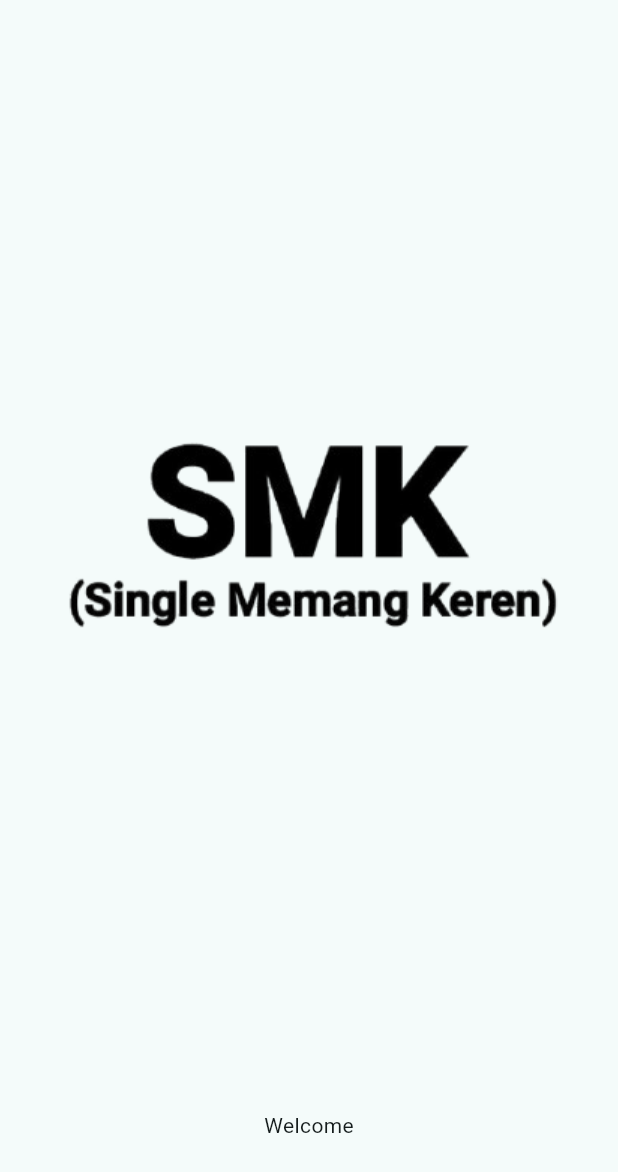
After one commit to HanaDulSet-123/PPKD_B3, a Flutter app: the SplashScreen screen opened directly, on a phone screen of 412 x 824 dp. The commit adds this screen. Shown: the top 1172 px of the screen. Run offline on Flutter 3.47's test engine with Material 3 defaults, Android fonts, the phone set to English and light mode, and no system bars; our stand-ins replace shared_preferences, sqflite; accounts and stored records are empty.

Commit message:
tugas_11

```diff
--- a/lib/tugas_10/home_b.dart
+++ b/lib/tugas_10/home_b.dart
@@ -16,6 +16,7 @@ class Tugas10HomeB extends StatelessWidget {
   @override
   Widget build(BuildContext context) {
     return Scaffold(
+      appBar: AppBar(title: Text('Konfirmasi')),
       body: Column(
         mainAxisAlignment: MainAxisAlignment.center,
         children: [
--- /dev/null
+++ b/lib/tugas_11/preference/shared_preference.dart
@@ -0,0 +1,21 @@
+import 'package:shared_preferences/shared_preferences.dart';
+
+class Preference {
+  static const String loginKey = "Login";
+  static void saveLogin() async {
+    final prefs = await SharedPreferences.getInstance();
+    await prefs.setBool(loginKey, true);
+  }
+
+  static getLogin() async {
+    print(loginKey);
+    final prefs = await SharedPreferences.getInstance();
+    prefs.getBool(loginKey);
+    return prefs.getBool(loginKey);
+  }
+
+  static void removeLogin() async {
+    final prefs = await SharedPreferences.getInstance();
+    await prefs.remove(loginKey);
+  }
+}
--- /dev/null
+++ b/lib/tugas_11/utils/app_Image.dart
@@ -0,0 +1,4 @@
+class AppImage {
+  static const String chikkensteak = "assets/images/steakayam.jpg";
+  static const String logoRestoran = "assets/images/Logo Perusahaan.png";
+}
--- /dev/null
+++ b/lib/tugas_11/views/splash_screen.dart
@@ -0,0 +1,50 @@
+import 'package:flutter/material.dart';
+import 'package:ppkd_b_3/extention/extention.dart';
+import 'package:ppkd_b_3/tugas_10/home_a.dart';
+import 'package:ppkd_b_3/tugas_11/preference/shared_preference.dart';
+import 'package:ppkd_b_3/tugas_11/utils/app_Image.dart';
+
+class SplashScreen extends StatefulWidget {
+  const SplashScreen({super.key});
+  static const id = "/splash_screen";
+
+  @override
+  State<SplashScreen> createState() => _SplashScreenState();
+}
+
+class _SplashScreenState extends State<SplashScreen> {
+  @override
+  void initState() {
+    super.initState();
+    isLogin();
+  }
+
+  void isLogin() async {
+    bool? isLogin = await Preference.getLogin();
+
+    Future.delayed(Duration(seconds: 3)).then((value) async {
+      print(isLogin);
+      if (isLogin == true) {
+        context.pushReplacementNamed(AppImage.chikkensteak);
+      } else {
+        context.push(Tugas10HomeA());
+      }
+    });
+  }
+
+  @override
+  Widget build(BuildContext context) {
+    return Scaffold(
+      body: Center(
+        child: Column(
+          mainAxisAlignment: MainAxisAlignment.center,
+          children: [
+            Image.asset(AppImage.logoRestoran),
+            SizedBox(height: 10),
+            Text("Welcome"),
+          ],
+        ),
+      ),
+    );
+  }
+}
--- a/lib/tugas_7/tugas7.dart
+++ b/lib/tugas_7/tugas7.dart
@@ -1,6 +1,7 @@
 import 'package:flutter/material.dart';
 import 'package:ppkd_b_3/tugas_%209/tugas_9.dart';
 import 'package:ppkd_b_3/tugas_10/home_a.dart';
+import 'package:ppkd_b_3/tugas_11/views/user_screen.dart';
 import 'package:ppkd_b_3/tugas_7/checkboxtugas.dart';
 import 'package:ppkd_b_3/tugas_7/datepickertugas.dart';
 import 'package:ppkd_b_3/tugas_7/dropdown.dart';
@@ -24,6 +25,7 @@ class _Tugas7State extends State<Tugas7> {
     "Atur Pengingat",
     "Data Produk",
     "Tugas 10",
+    "Menu Makanan",
   ];
 
   static const List<Widget> _widgetOption = <Widget>[
@@ -34,6 +36,7 @@ class _Tugas7State extends State<Tugas7> {
     TimepickerTugas(),
     listminuman(),
     Tugas10HomeA(),
+    MenuMakanan(),
   ];
 
   void onItemTap(int index) {
@@ -72,6 +75,7 @@ class _Tugas7State extends State<Tugas7> {
             ListTile(title: Text("Timepicker"), onTap: () => onItemTap(4)),
             ListTile(title: Text("List Produk"), onTap: () => onItemTap(5)),
             ListTile(title: Text("Pendaftaran"), onTap: () => onItemTap(6)),
+            ListTile(title: Text("Menu Makanan"), onTap: () => onItemTap(7)),
           ],
         ),
       ),
--- a/pubspec.yaml
+++ b/pubspec.yaml
@@ -39,6 +39,9 @@ dev_dependencies:
     sdk: flutter
   go_router: ^16.1.0
   intl: ^0.20.2
+  shared_preferences: ^2.5.3
+  sqflite: ^2.4.2
+
 
 # For information on the generic Dart part of this file, see the
 # following page: https://dart.dev/tools/pub/pubspec
```
Also changed, not shown: lib/tugas_11/database/model/db_helpertugas.dart (added, +67 -0 lines), lib/tugas_11/database/model/menu.dart (added, +30 -0 lines), lib/tugas_11/database/model/user.dart (added, +25 -0 lines), lib/tugas_11/views/user_screen.dart (added, +92 -0 lines), assets/images/steakayam.jpg (added), lib/tugas_11/utils/mainscreen.dart (added), pubspec.lock, 1 other file.
